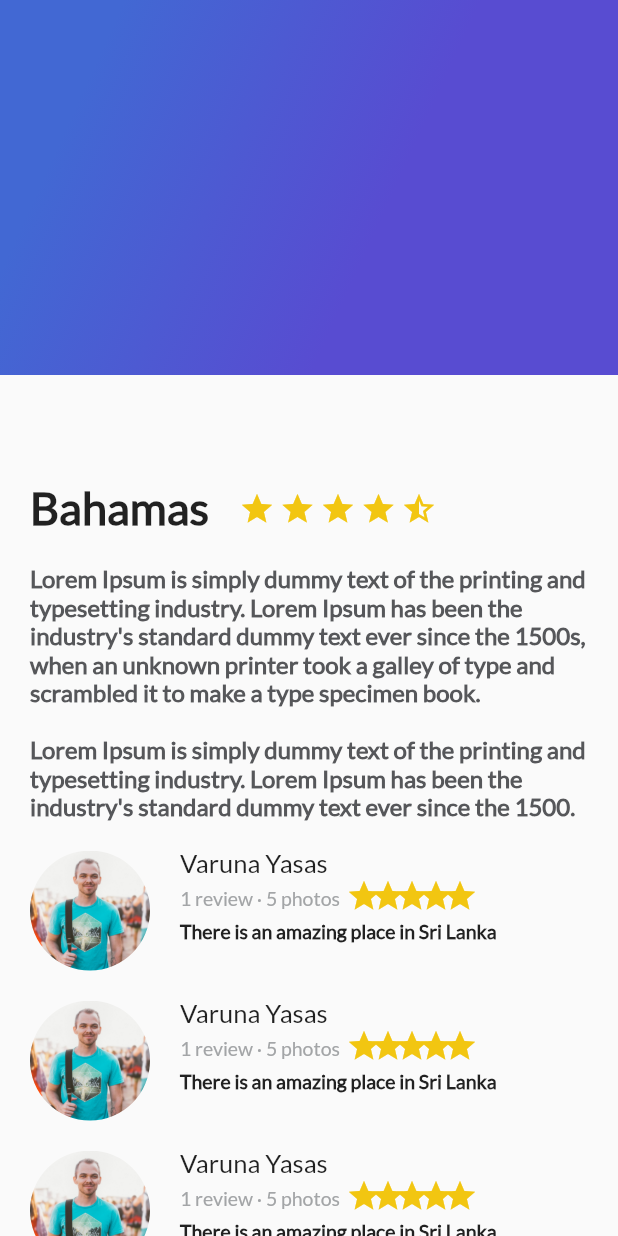
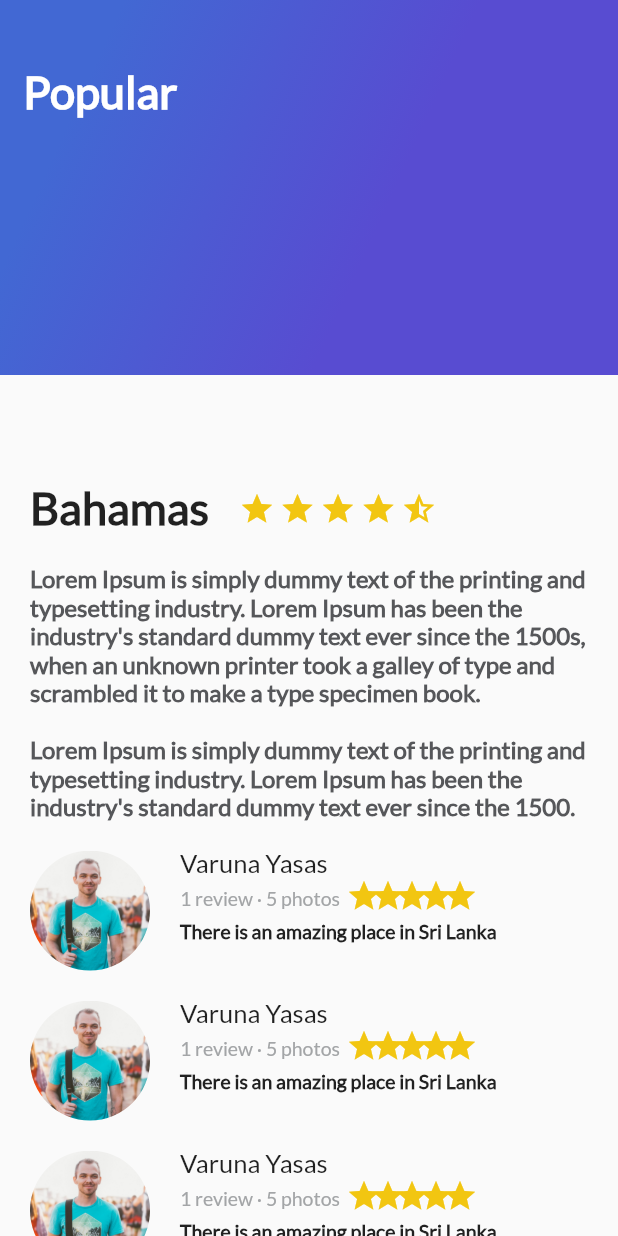
Before and after one commit to gonzalo-droid/tripss_app, a Flutter app: the screen it shows after launch, on a phone screen of 412 x 824 dp. Run offline on Flutter 3.47's test engine with Material 2 defaults, Android fonts, the phone set to English and light mode, and no system bars.

Commit message:
add imgs

```diff
--- /dev/null
+++ b/lib/card_image.dart
@@ -0,0 +1,5 @@
+import 'package:flutter/material.dart';
+
+class CardImage extends StatelessWidget {
+
+}
--- a/lib/gradient_back.dart
+++ b/lib/gradient_back.dart
@@ -1,13 +1,16 @@
 import 'package:flutter/material.dart';
 
 class GradientBack extends StatelessWidget {
+
+  String title = "Top";
+  GradientBack(this.title);
   @override
   Widget build(BuildContext context) {
     // TODO: implement build
     return Container(
       height: 250.0,
       decoration: BoxDecoration(
-          gradient: LinearGradient(
+          gradient: LinearGradient( //forma del graidiente
               colors: [
                 Color(0xFF4268D3), // mas claro
                 Color(0xFF584CD1) //mas oscuro
@@ -18,6 +21,16 @@ class GradientBack extends StatelessWidget {
               tileMode: TileMode.clamp // color de relleno si el gradiente falla
           )
       ),
+      child: Text(
+        title,
+        style: TextStyle(
+          color: Colors.white,
+          fontSize: 30.0,
+          fontFamily: "Lato",
+          fontWeight: FontWeight.bold
+        ),
+      ),
+      alignment: Alignment(-0.9,-0.6),
     );
   }
 
--- a/lib/main.dart
+++ b/lib/main.dart
@@ -23,7 +23,7 @@ class MyApp extends StatelessWidget {
       home: Scaffold(
         body: Stack( // un elmento lo pone encima de otro
           children: <Widget>[
-            GradientBack(),
+            GradientBack("Popular"),
             ListView( // list view
               children: <Widget>[
                 DescriptionPlace("Bahamas", 4, descriptionDummy),
@@ -31,7 +31,6 @@ class MyApp extends StatelessWidget {
 
               ],
             ),
-
           ],
         ),
       )// MyHomePage(title: 'Flutter Demo Home Page'),
--- a/lib/review.dart
+++ b/lib/review.dart
@@ -99,7 +99,7 @@ class Review extends StatelessWidget {
     );
 
     final userDetails = Column(
-      crossAxisAlignment: CrossAxisAlignment.start,
+      crossAxisAlignment: CrossAxisAlignment.start, //alineacion a left
       children: <Widget>[
         userName,
         userInfoFull,
@@ -131,7 +131,6 @@ class Review extends StatelessWidget {
       children: <Widget>[
         photo,
         userDetails
-
       ],
     );
 
--- a/pubspec.yaml
+++ b/pubspec.yaml
@@ -62,8 +62,10 @@ flutter:
   #       - asset: fonts/TrajanPro_Bold.ttf
   #         weight: 700
   #
+  #para add varios file
+  # - assets/img/
   assets:
-     - assets/img/people.jpg
+     - assets/img/ #people.jpg
 
   fonts:
     - family: Lato
```
Also changed, not shown: assets/img/place1.jpg (added), assets/img/place2.jpg (added), assets/img/place3.jpg (added), assets/img/place4.jpg (added), 1 other file.
